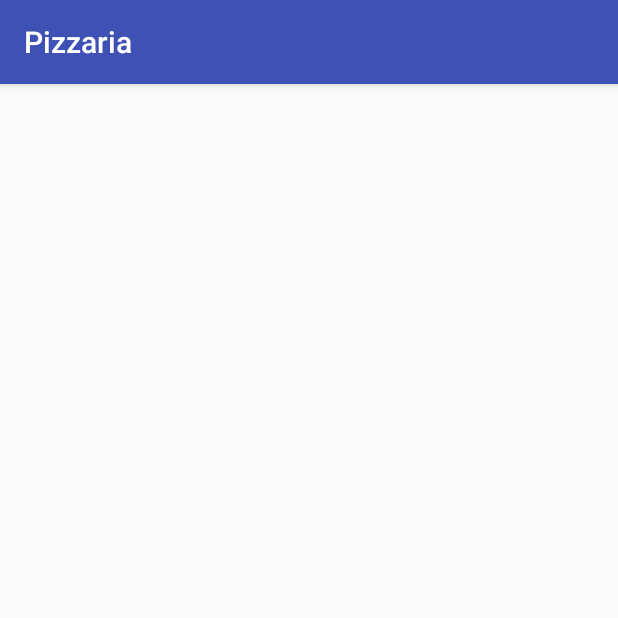
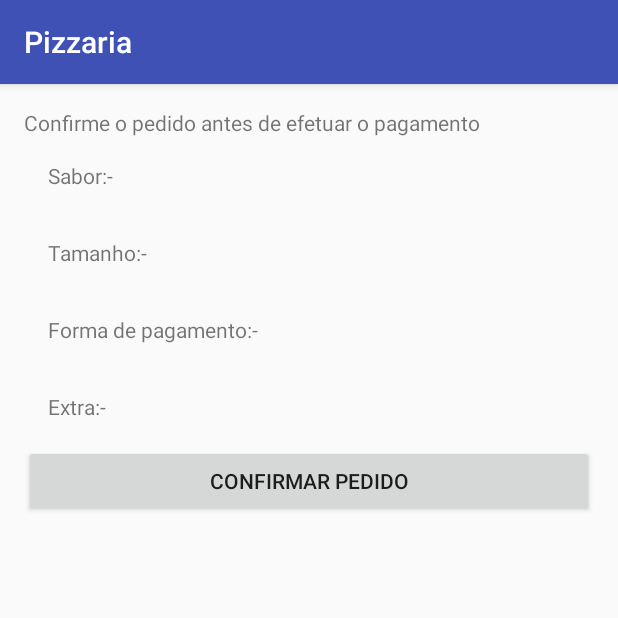
Before and after one commit to matheusfusco/Pizzaria, an Android app: the ConfirmarPedidoActivity screen opened directly, with no data from a screen before it, on a phone screen of 412 x 824 dp, the top half of it. Run offline under Robolectric (Android 15) with nearby library versions, the phone set to English and light mode, and no system bars.

Commit message:
falta mostrar o pedido na ultima tela

```diff
--- a/app/src/main/java/br/com/fiap45401/pizzaria/ConfirmarPedidoActivity.java
+++ b/app/src/main/java/br/com/fiap45401/pizzaria/ConfirmarPedidoActivity.java
@@ -3,11 +3,19 @@ package br.com.fiap45401.pizzaria;
 import android.support.v7.app.AppCompatActivity;
 import android.os.Bundle;
 
+import br.com.fiap45401.pizzaria.models.Pedido;
+
 public class ConfirmarPedidoActivity extends AppCompatActivity {
+
+    private Pedido pedido;
 
     @Override
     protected void onCreate(Bundle savedInstanceState) {
         super.onCreate(savedInstanceState);
         setContentView(R.layout.activity_confirmar_pedido);
+
+        if (getIntent() != null) {
+            pedido = getIntent().getParcelableExtra("PEDIDO");
+        }
     }
 }
--- a/app/src/main/res/layout/activity_confirmar_pedido.xml
+++ b/app/src/main/res/layout/activity_confirmar_pedido.xml
@@ -1,5 +1,5 @@
 <?xml version="1.0" encoding="utf-8"?>
-<RelativeLayout xmlns:android="http://schemas.android.com/apk/res/android"
+<LinearLayout xmlns:android="http://schemas.android.com/apk/res/android"
     xmlns:tools="http://schemas.android.com/tools"
     android:id="@+id/activity_confirmar_pedido"
     android:layout_width="match_parent"
@@ -8,6 +8,80 @@
     android:paddingLeft="@dimen/activity_horizontal_margin"
     android:paddingRight="@dimen/activity_horizontal_margin"
     android:paddingTop="@dimen/activity_vertical_margin"
-    tools:context="br.com.fiap45401.pizzaria.ConfirmarPedidoActivity">
+    tools:context="br.com.fiap45401.pizzaria.ConfirmarPedidoActivity"
+    android:orientation="vertical">
 
-</RelativeLayout>
+    <TextView
+        android:layout_width="match_parent"
+        android:layout_height="wrap_content"
+        android:text="Confirme o pedido antes de efetuar o pagamento"/>
+
+    <LinearLayout
+        android:layout_width="match_parent"
+        android:layout_height="wrap_content"
+        android:orientation="horizontal"
+        android:padding="@dimen/activity_vertical_margin">
+
+        <TextView
+            android:layout_width="wrap_content"
+            android:layout_height="wrap_content"
+            android:text="Sabor:" />
+        <TextView
+            android:layout_width="match_parent"
+            android:layout_height="wrap_content"
+            android:text="-" />
+    </LinearLayout>
+
+    <LinearLayout
+        android:layout_width="match_parent"
+        android:layout_height="wrap_content"
+        android:orientation="horizontal"
+        android:padding="@dimen/activity_vertical_margin">
+
+        <TextView
+            android:layout_width="wrap_content"
+            android:layout_height="wrap_content"
+            android:text="Tamanho:" />
+        <TextView
+            android:layout_width="match_parent"
+            android:layout_height="wrap_content"
+            android:text="-" />
+    </LinearLayout>
+
+    <LinearLayout
+        android:layout_width="match_parent"
+        android:layout_height="wrap_content"
+        android:orientation="horizontal"
+        android:padding="@dimen/activity_vertical_margin">
+
+        <TextView
+            android:layout_width="wrap_content"
+            android:layout_height="wrap_content"
+            android:text="Forma de pagamento:" />
+        <TextView
+            android:layout_width="match_parent"
+            android:layout_height="wrap_content"
+            android:text="-" />
+    </LinearLayout>
+
+    <LinearLayout
+        android:layout_width="match_parent"
+        android:layout_height="wrap_content"
+        android:orientation="horizontal"
+        android:padding="@dimen/activity_vertical_margin">
+
+        <TextView
+            android:layout_width="wrap_content"
+            android:layout_height="wrap_content"
+            android:text="Extra:" />
+        <TextView
+            android:layout_width="match_parent"
+            android:layout_height="wrap_content"
+            android:text="-" />
+    </LinearLayout>
+
+    <Button
+        android:layout_width="match_parent"
+        android:layout_height="wrap_content"
+        android:text="Confirmar pedido"/>
+</LinearLayout>
```
